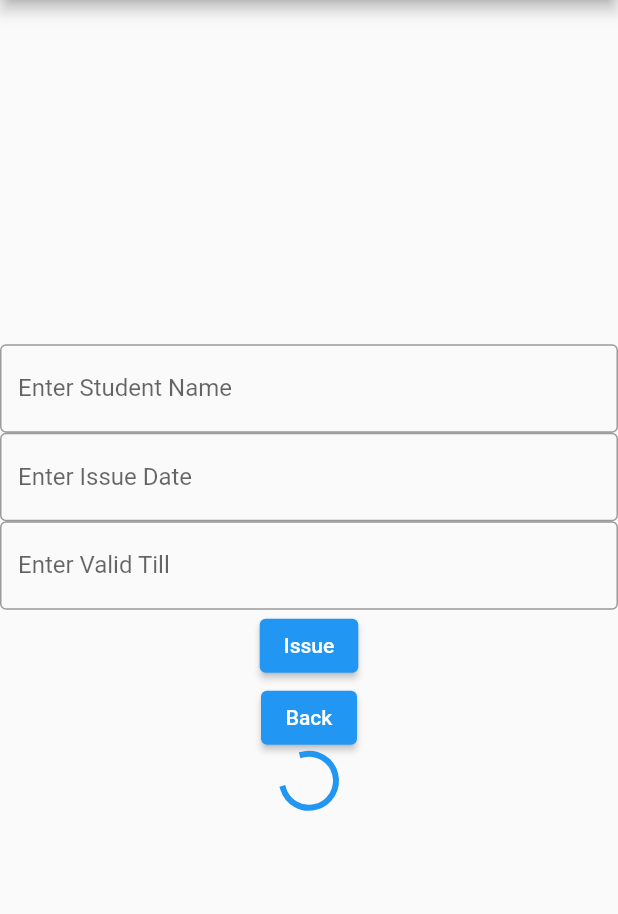
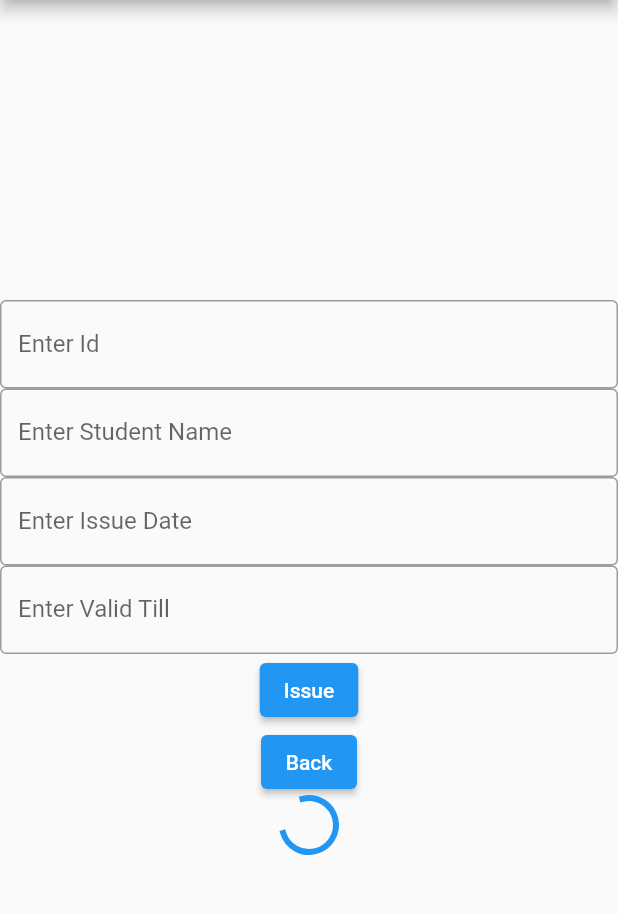
Before and after one commit to pbhimellu/edu-cert, a Flutter app: the IssueRoute screen opened directly, on a phone screen of 412 x 824 dp, the part 84-998 px from its top. Run offline on Flutter 3.47's test engine with Material 2 defaults, Android fonts, the light colour scheme and no system bars.

Commit message:
FR: Parameterized issue certificate

```diff
--- a/edu_client/lib/issue.dart
+++ b/edu_client/lib/issue.dart
@@ -102,6 +102,17 @@ class _IssueState extends State<IssueRoute> {
               obscureText: false,
               decoration: InputDecoration(
                 border: OutlineInputBorder(),
+                labelText: 'Enter Id',
+              ),
+          onSubmitted: (String value)  {
+            //futureAlbum = fetchAlbum();
+            _setId( value);
+              }
+            ),
+            TextField(
+              obscureText: false,
+              decoration: InputDecoration(
+                border: OutlineInputBorder(),
                 labelText: 'Enter Student Name',
               ),
           onSubmitted: (String value)  {
@@ -138,8 +149,9 @@ class _IssueState extends State<IssueRoute> {
                   'Issue service for' + _name,
                   name: 'my.app.category'
                 );
-                futureCert = Certificate.issue("_name");
+                futureCert = Certificate.issue(_id, _name,_issueDate ,_validTill);
                 _setName(_name);
+                  //_setValidTill( futureCert );
               },
             ),
             ElevatedButton(
@@ -161,7 +173,7 @@ class _IssueState extends State<IssueRoute> {
                 name: 'my.app.category',
                 error: snapshot,
               );
-              return Text("${snapshot.error}");
+              return Expanded( child: Text("${snapshot.error}"));
             }
 
             // By default, show a loading spinner.
```
Also changed, not shown: edu_client/lib/certificate.dart (+24 -14 lines).
